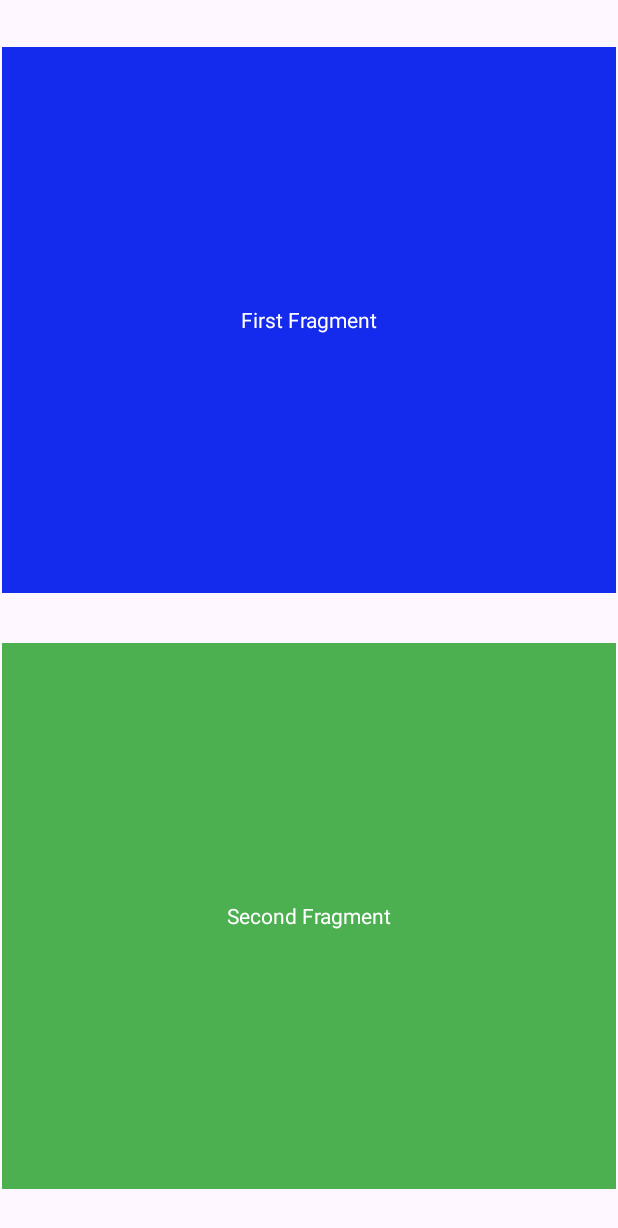
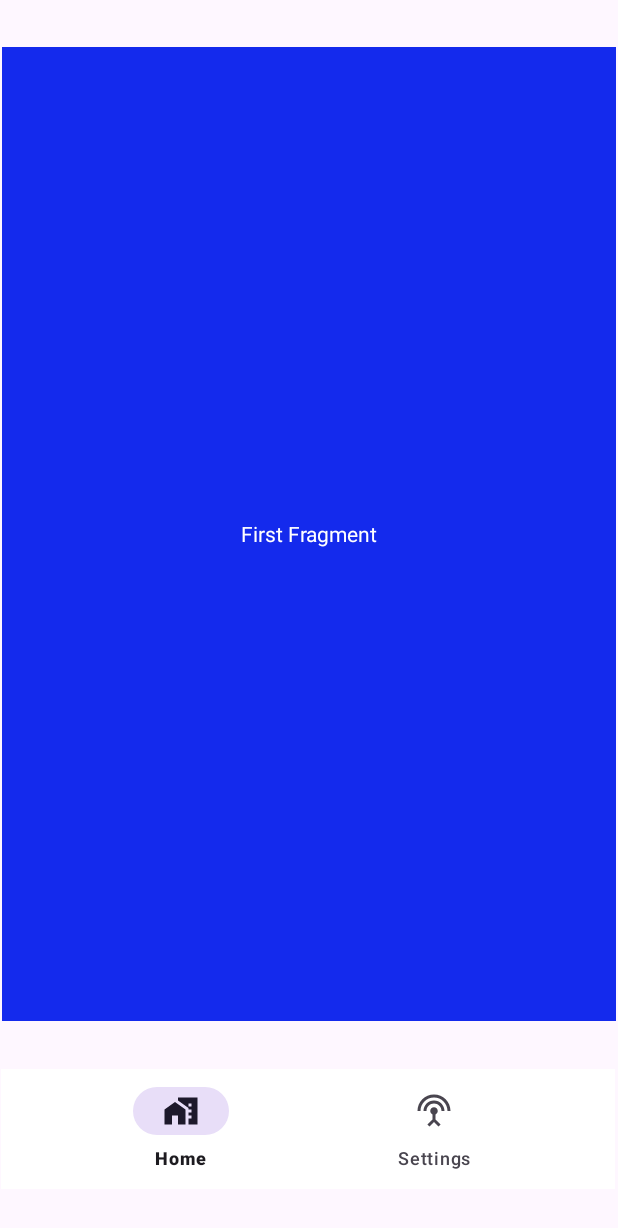
Before and after one commit to Princegabz/prjFragments, an Android app: the screen it shows after launch (MainActivity before the commit, MenuBar after it), on a phone screen of 412 x 824 dp. Shown: the top 1228 px of the screen. Run offline under Robolectric (Android 15) with nearby library versions, the phone set to English and light mode, and no system bars.

Commit message:
Updated to have frag bar
I have added the fragment bar

```diff
--- a/app/src/main/AndroidManifest.xml
+++ b/app/src/main/AndroidManifest.xml
@@ -13,6 +13,9 @@
         android:theme="@style/Theme.PrjFragments"
         tools:targetApi="31">
         <activity
+            android:name=".MenuBar"
+            android:exported="false" />
+        <activity
             android:name=".MainActivity"
             android:exported="true">
             <intent-filter>
--- a/app/src/main/java/com/example/prjfragments/MainActivity.kt
+++ b/app/src/main/java/com/example/prjfragments/MainActivity.kt
@@ -1,5 +1,6 @@
 package com.example.prjfragments
 
+import android.content.Intent
 import androidx.appcompat.app.AppCompatActivity
 import android.os.Bundle
 
@@ -7,5 +8,7 @@ class MainActivity : AppCompatActivity() {
     override fun onCreate(savedInstanceState: Bundle?) {
         super.onCreate(savedInstanceState)
         setContentView(R.layout.activity_main)
+        val intent = Intent(this,MenuBar::class.java)
+        startActivity(intent)
     }
 }
--- /dev/null
+++ b/app/src/main/java/com/example/prjfragments/MenuBar.kt
@@ -0,0 +1,36 @@
+package com.example.prjfragments
+
+import androidx.appcompat.app.AppCompatActivity
+import android.os.Bundle
+import androidx.fragment.app.Fragment
+import com.google.android.material.bottomnavigation.BottomNavigationView
+
+private val Frag1 = FirstFragment()
+private val Frag2= SecondFragment()
+class MenuBar : AppCompatActivity() {
+    override fun onCreate(savedInstanceState: Bundle?) {
+        super.onCreate(savedInstanceState)
+        setContentView(R.layout.activity_menu_bar)
+        replaceFrag(Frag1)
+        val bottomNav = findViewById<BottomNavigationView>(R.id.NavBar)
+        bottomNav.setOnItemSelectedListener {
+            when(it.itemId)
+            {
+                R.id.ic_home->replaceFrag(Frag1)
+                R.id.ic_settings->replaceFrag(Frag2)
+            }
+            true
+        }
+
+
+    }
+    private fun replaceFrag(fragment: Fragment)
+    {
+        if (fragment!=null)
+        {
+            val transaction = supportFragmentManager.beginTransaction()
+            transaction.replace(R.id.frameLayout,fragment)
+            transaction.commit()
+        }
+    }
+}
--- a/app/src/main/java/com/example/prjfragments/SecondFragment.kt
+++ b/app/src/main/java/com/example/prjfragments/SecondFragment.kt
@@ -5,55 +5,28 @@ import androidx.fragment.app.Fragment
 import android.view.LayoutInflater
 import android.view.View
 import android.view.ViewGroup
+import android.widget.Button
+import android.widget.EditText
+import android.widget.TextView
 
-// TODO: Rename parameter arguments, choose names that match
-// the fragment initialization parameters, e.g. ARG_ITEM_NUMBER
-private const val ARG_PARAM1 = "param1"
-private const val ARG_PARAM2 = "param2"
 
-/**
- * A simple [Fragment] subclass.
- * Use the [SecondFragment.newInstance] factory method to
- * create an instance of this fragment.
- */
 class SecondFragment : Fragment() {
-    // TODO: Rename and change types of parameters
-    private var param1: String? = null
-    private var param2: String? = null
 
-    override fun onCreate(savedInstanceState: Bundle?) {
-        super.onCreate(savedInstanceState)
-        arguments?.let {
-            param1 = it.getString(ARG_PARAM1)
-            param2 = it.getString(ARG_PARAM2)
-        }
-    }
 
     override fun onCreateView(
         inflater: LayoutInflater, container: ViewGroup?,
         savedInstanceState: Bundle?
     ): View? {
-        // Inflate the layout for this fragment
-        return inflater.inflate(R.layout.fragment_second, container, false)
+
+        val layout = inflater.inflate(R.layout.fragment_second,container,false)
+        val editText :EditText = layout.findViewById(R.id.txtInput)
+        val button:Button = layout.findViewById(R.id.btnFrag2)
+        val textview:TextView = layout.findViewById(R.id.lblOutput)
+
+        button.setOnClickListener{
+            textview.text=editText.text
+        }
+        return layout
     }
 
-    companion object {
-        /**
-         * Use this factory method to create a new instance of
-         * this fragment using the provided parameters.
-         *
-         * @param param1 Parameter 1.
-         * @param param2 Parameter 2.
-         * @return A new instance of fragment SecondFragment.
-         */
-        // TODO: Rename and change types and number of parameters
-        @JvmStatic
-        fun newInstance(param1: String, param2: String) =
-            SecondFragment().apply {
-                arguments = Bundle().apply {
-                    putString(ARG_PARAM1, param1)
-                    putString(ARG_PARAM2, param2)
-                }
-            }
-    }
 }
--- /dev/null
+++ b/app/src/main/res/drawable/home.xml
@@ -0,0 +1,6 @@
+<vector android:height="24dp" android:tint="#000000"
+    android:viewportHeight="24" android:viewportWidth="24"
+    android:width="24dp" xmlns:android="http://schemas.android.com/apk/res/android">
+    <path android:fillColor="@android:color/white" android:pathData="M1,11l0,10l5,0l0,-6l4,0l0,6l5,0l0,-10l-7,-5z"/>
+    <path android:fillColor="@android:color/white" android:pathData="M10,3v1.97l7,5V11h2v2h-2v2h2v2h-2v4h6V3H10zM19,9h-2V7h2V9z"/>
+</vector>
--- /dev/null
+++ b/app/src/main/res/drawable/settings.xml
@@ -0,0 +1,5 @@
+<vector android:height="24dp" android:tint="#000000"
+    android:viewportHeight="24" android:viewportWidth="24"
+    android:width="24dp" xmlns:android="http://schemas.android.com/apk/res/android">
+    <path android:fillColor="@android:color/white" android:pathData="M12,5c-3.87,0 -7,3.13 -7,7h2c0,-2.76 2.24,-5 5,-5s5,2.24 5,5h2c0,-3.87 -3.13,-7 -7,-7zM13,14.29c0.88,-0.39 1.5,-1.26 1.5,-2.29 0,-1.38 -1.12,-2.5 -2.5,-2.5S9.5,10.62 9.5,12c0,1.02 0.62,1.9 1.5,2.29v3.3L7.59,21 9,22.41l3,-3 3,3L16.41,21 13,17.59v-3.3zM12,1C5.93,1 1,5.93 1,12h2c0,-4.97 4.03,-9 9,-9s9,4.03 9,9h2c0,-6.07 -4.93,-11 -11,-11z"/>
+</vector>
--- /dev/null
+++ b/app/src/main/res/layout/activity_menu_bar.xml
@@ -0,0 +1,40 @@
+<?xml version="1.0" encoding="utf-8"?>
+<androidx.constraintlayout.widget.ConstraintLayout xmlns:android="http://schemas.android.com/apk/res/android"
+    xmlns:app="http://schemas.android.com/apk/res-auto"
+    xmlns:tools="http://schemas.android.com/tools"
+    android:layout_width="match_parent"
+    android:layout_height="match_parent"
+    tools:context=".MenuBar">
+
+    <FrameLayout
+        android:id="@+id/frameLayout"
+        android:layout_width="409dp"
+        android:layout_height="649dp"
+        android:layout_marginStart="1dp"
+        android:layout_marginTop="1dp"
+        android:layout_marginEnd="1dp"
+        android:layout_marginBottom="1dp"
+        app:layout_constraintBottom_toTopOf="@+id/NavBar"
+        app:layout_constraintEnd_toEndOf="parent"
+        app:layout_constraintStart_toStartOf="parent"
+        app:layout_constraintTop_toTopOf="parent">
+
+    </FrameLayout>
+
+    <com.google.android.material.bottomnavigation.BottomNavigationView
+        android:id="@+id/NavBar"
+        android:layout_width="409dp"
+        android:layout_height="wrap_content"
+        android:layout_gravity="bottom"
+        android:layout_marginEnd="2dp"
+        android:layout_marginBottom="1dp"
+        android:background="@color/white"
+        app:menu="@menu/menu"
+        app:layout_constraintBottom_toBottomOf="parent"
+        app:layout_constraintEnd_toEndOf="parent"
+        app:layout_constraintStart_toStartOf="parent"
+        app:layout_constraintTop_toBottomOf="@+id/frameLayout"
+        app:navigationIconTint="#FFDA1616" >
+
+    </com.google.android.material.bottomnavigation.BottomNavigationView>
+</androidx.constraintlayout.widget.ConstraintLayout>
--- /dev/null
+++ b/app/src/main/res/menu/menu.xml
@@ -0,0 +1,11 @@
+<?xml version="1.0" encoding="utf-8"?>
+<menu xmlns:android="http://schemas.android.com/apk/res/android">
+    <item
+        android:id="@+id/ic_home"
+        android:icon="@drawable/home"
+        android:title="Home"/>
+    <item
+        android:id="@+id/ic_settings"
+        android:icon="@drawable/settings"
+        android:title="Settings"/>
+</menu>
```
Also changed, not shown: app/src/main/res/layout/fragment_second.xml (+28 -6 lines).
